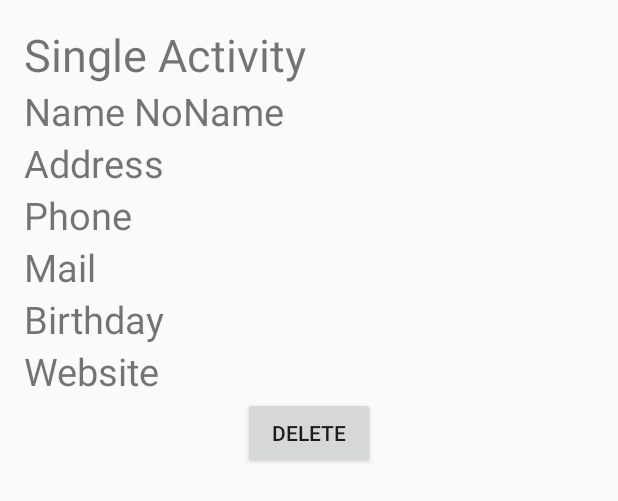
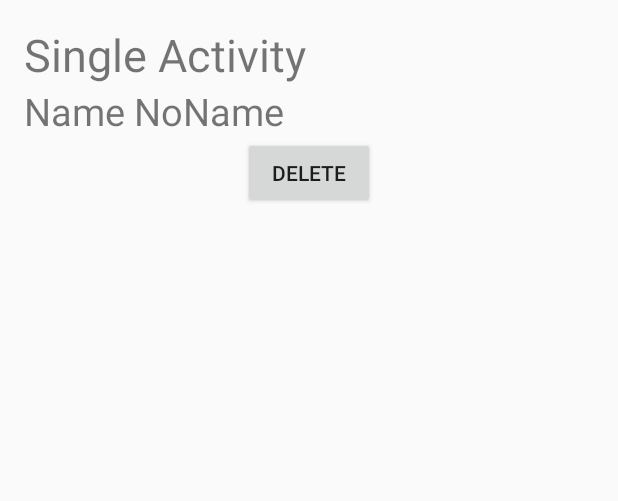
Before and after one commit to CrystalOfLife/FriendStalkerApp, an Android app: the layout activity_single.xml on its own in the app's theme, with its tools: preview values and no code run, on a phone screen of 412 x 824 dp. Shown: the top 501 px of the screen. Run offline under Robolectric (Android 15) with nearby library versions, the phone set to English and light mode, and no system bars.

Commit message:
Revert "more information"
This reverts commit c7af43ef21f95b03f63b24036df1e762f242533a.

```diff
--- a/app/src/main/java/com/example/nicolai/SingleActivity.java
+++ b/app/src/main/java/com/example/nicolai/SingleActivity.java
@@ -23,18 +23,8 @@ public class SingleActivity extends Activity {
         BEPerson current = dao.getAll().get(index);
 
         TextView txtName = (TextView)findViewById(R.id.txtName);
-        TextView txtAddress = (TextView)findViewById(R.id.txtAddress);
-        TextView txtPhone = (TextView)findViewById(R.id.txtPhone);
-        TextView txtMail = (TextView)findViewById(R.id.txtMail);
-        TextView txtBirthday = (TextView)findViewById(R.id.txtBirthday);
-        TextView txtWebsite = (TextView)findViewById(R.id.txtWebsite);
 
         txtName.setText(current.m_name);
-        txtAddress.setText(current.m_address);
-        txtPhone.setText(current.m_phone);
-        txtMail.setText(current.m_mail);
-        txtBirthday.setText(current.m_birthday);
-        txtWebsite.setText(current.m_website);
     }
 
     public void onClickDelete(View v)
--- a/app/src/main/res/layout/activity_single.xml
+++ b/app/src/main/res/layout/activity_single.xml
@@ -7,60 +7,24 @@
     android:orientation="vertical"
     tools:context="com.example.nicolai.SingleActivity">
 
+    <TextView android:text="Single Activity"
+        android:layout_width="wrap_content"
+        android:layout_height="wrap_content"
+        android:textSize="30dp"/>
+
     <TextView
         android:layout_width="wrap_content"
         android:layout_height="wrap_content"
-        android:text="Single Activity"
-        android:textSize="30dp"/>
-
-    <TextView
+        android:text="Name NoName"
         android:id="@+id/txtName"
-        android:layout_width="wrap_content"
-        android:layout_height="wrap_content"
-        android:text="Name NoName"
-        android:textSize="25dp" />
-
-    <TextView
-        android:id="@+id/txtAddress"
-        android:layout_width="wrap_content"
-        android:layout_height="wrap_content"
-        android:text="Address"
-        android:textSize="25dp" />
-
-    <TextView
-        android:id="@+id/txtPhone"
-        android:layout_width="wrap_content"
-        android:layout_height="wrap_content"
-        android:text="Phone"
-        android:textSize="25dp" />
-
-    <TextView
-        android:id="@+id/txtMail"
-        android:layout_width="wrap_content"
-        android:layout_height="wrap_content"
-        android:text="Mail"
-        android:textSize="25dp" />
-
-    <TextView
-        android:id="@+id/txtBirthday"
-        android:layout_width="wrap_content"
-        android:layout_height="wrap_content"
-        android:text="Birthday"
-        android:textSize="25dp" />
-
-    <TextView
-        android:id="@+id/txtWebsite"
-        android:layout_width="wrap_content"
-        android:layout_height="wrap_content"
-        android:text="Website"
-        android:textSize="25dp" />
-
+        android:textSize="25dp"
+       />
     <Button
         android:id="@+id/btnDelete"
+        android:text="Delete"
         android:layout_width="wrap_content"
         android:layout_height="wrap_content"
         android:layout_gravity="center"
-        android:text="Delete"
         android:onClick="onClickDelete"/>
 
 </LinearLayout>
```
